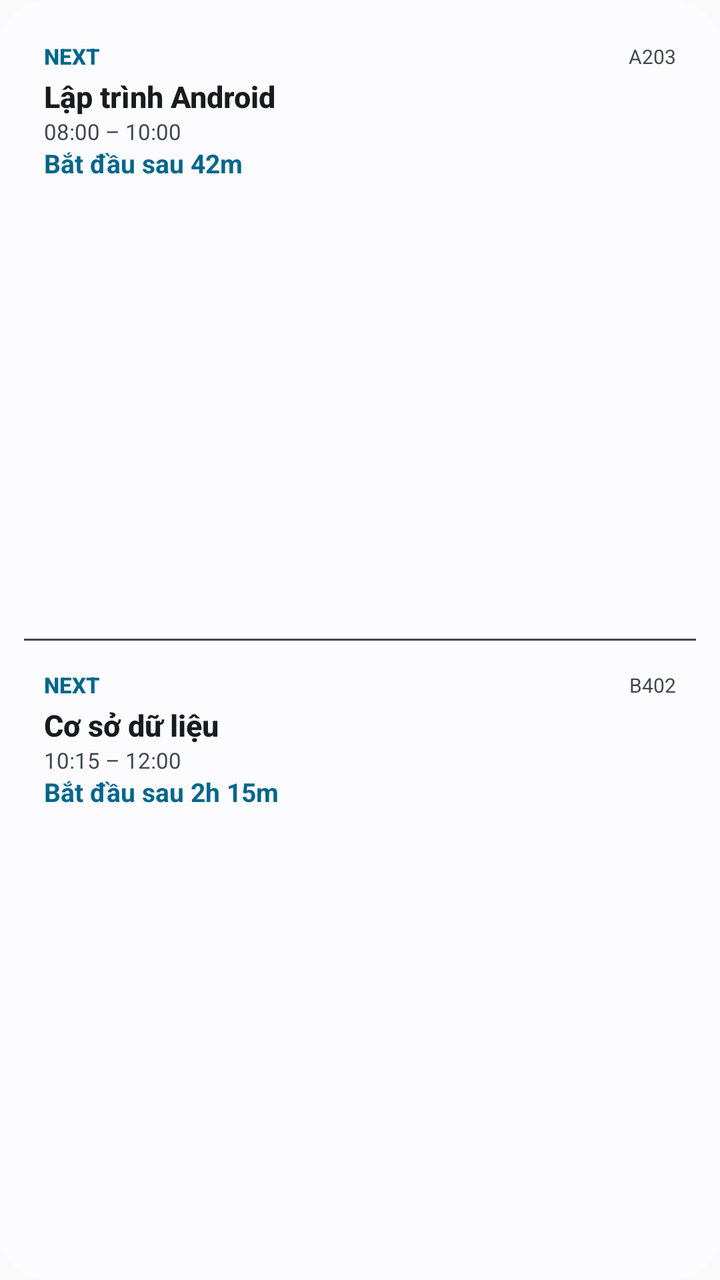
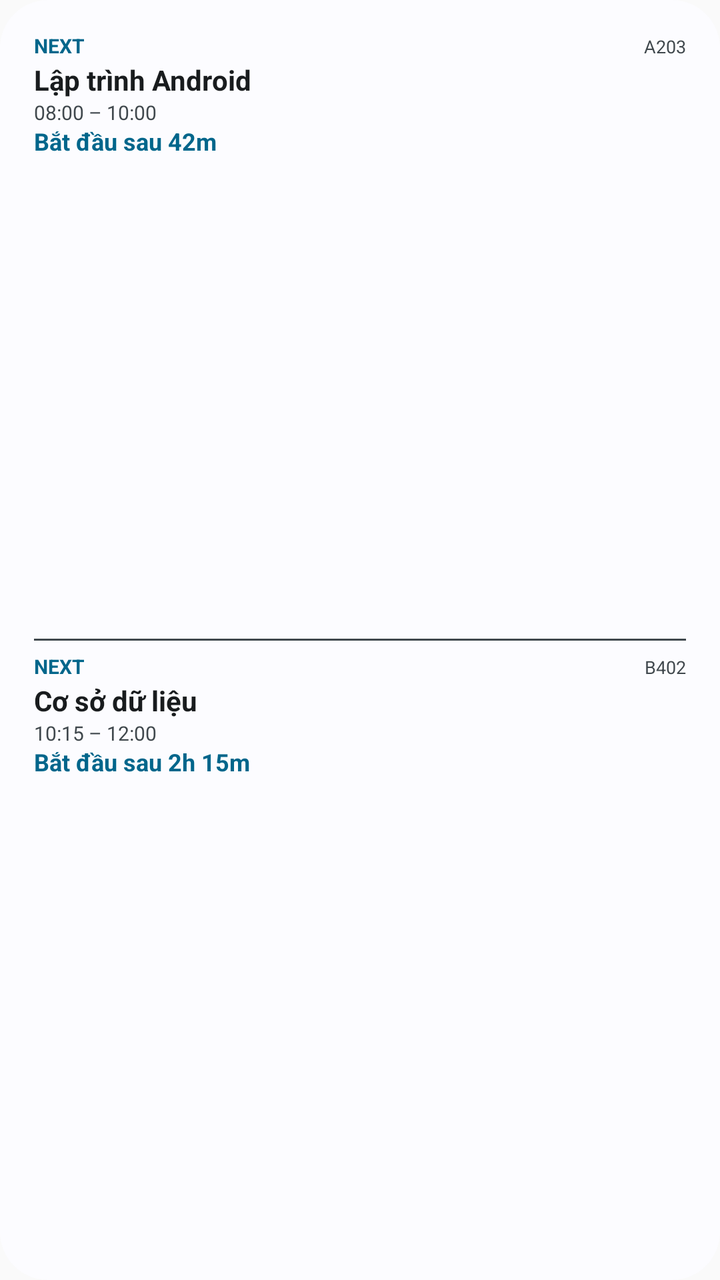

Screens rendered from an Android XML layout before and after an edit, with the pre-edit source and the edit as a unified diff.
<!-- AndroidManifest.xml: application theme Theme.Nexta -->
<!-- res/layout/nexta_widget.xml -->
<?xml version="1.0" encoding="utf-8"?>
<LinearLayout xmlns:android="http://schemas.android.com/apk/res/android"
    android:id="@+id/widget_root"
    android:layout_width="match_parent"
    android:layout_height="match_parent"
    android:orientation="vertical"
    android:padding="12dp"
    android:background="@drawable/nexta_widget_background">

    <LinearLayout
        android:layout_width="match_parent"
        android:layout_height="0dp"
        android:layout_weight="1"
        android:orientation="vertical"
        android:padding="10dp"
        android:background="@drawable/nexta_widget_background">

        <LinearLayout
            android:layout_width="match_parent"
            android:layout_height="wrap_content"
            android:gravity="center_vertical">
            <TextView
                android:id="@+id/widget_status_1"
                android:layout_width="0dp"
                android:layout_height="wrap_content"
                android:layout_weight="1"
                android:includeFontPadding="false"
                android:text="NEXT"
                android:textColor="@color/nexta_widget_accent"
                android:textSize="11sp"
                android:textStyle="bold"
                android:fontFamily="sans-serif-medium" />
            <TextView
                android:id="@+id/widget_location_1"
                android:layout_width="wrap_content"
                android:layout_height="wrap_content"
                android:includeFontPadding="false"
                android:maxLines="1"
                android:ellipsize="end"
                android:text="A203"
                android:textColor="@color/nexta_widget_secondary"
                android:textSize="10sp"
                android:fontFamily="sans-serif" />
        </LinearLayout>

        <TextView
            android:id="@+id/widget_title_1"
            android:layout_width="match_parent"
            android:layout_height="wrap_content"
            android:layout_marginTop="5dp"
            android:includeFontPadding="false"
            android:maxLines="1"
            android:ellipsize="end"
            android:text="Lập trình Android"
            android:textColor="@color/nexta_widget_on_container"
            android:textSize="15sp"
            android:textStyle="bold"
            android:fontFamily="sans-serif-medium" />

        <TextView
            android:id="@+id/widget_time_1"
            android:layout_width="match_parent"
            android:layout_height="wrap_content"
            android:layout_marginTop="2dp"
            android:includeFontPadding="false"
            android:text="08:00 – 10:00"
            android:textColor="@color/nexta_widget_secondary"
            android:textSize="11sp" />

        <TextView
            android:id="@+id/widget_countdown_1"
            android:layout_width="match_parent"
            android:layout_height="wrap_content"
            android:layout_marginTop="2dp"
            android:includeFontPadding="false"
            android:text="Bắt đầu sau 42m"
            android:textColor="@color/nexta_widget_accent"
            android:textSize="13sp"
            android:textStyle="bold" />

        <TextView
            android:id="@+id/widget_note_1"
            android:layout_width="match_parent"
            android:layout_height="wrap_content"
            android:layout_marginTop="2dp"
            android:includeFontPadding="false"
            android:maxLines="1"
            android:ellipsize="end"
            android:text="Phòng A203 · ghi chú"
            android:textColor="@color/nexta_widget_muted"
            android:textSize="10sp"
            android:visibility="gone" />
    </LinearLayout>

    <View
        android:layout_width="match_parent"
        android:layout_height="1dp"
        android:layout_marginVertical="6dp"
        android:background="@color/nexta_widget_secondary" />

    <LinearLayout
        android:layout_width="match_parent"
        android:layout_height="0dp"
        android:layout_weight="1"
        android:orientation="vertical"
        android:padding="10dp"
        android:background="@drawable/nexta_widget_background">

        <LinearLayout
            android:layout_width="match_parent"
            android:layout_height="wrap_content"
            android:gravity="center_vertical">
            <TextView
                android:id="@+id/widget_status_2"
                android:layout_width="0dp"
                android:layout_height="wrap_content"
                android:layout_weight="1"
                android:includeFontPadding="false"
                android:text="NEXT"
                android:textColor="@color/nexta_widget_accent"
                android:textSize="11sp"
                android:textStyle="bold"
                android:fontFamily="sans-serif-medium" />
            <TextView
                android:id="@+id/widget_location_2"
                android:layout_width="wrap_content"
                android:layout_height="wrap_content"
                android:includeFontPadding="false"
                android:maxLines="1"
                android:ellipsize="end"
                android:text="B402"
                android:textColor="@color/nexta_widget_secondary"
                android:textSize="10sp" />
        </LinearLayout>

        <TextView
            android:id="@+id/widget_title_2"
            android:layout_width="match_parent"
            android:layout_height="wrap_content"
            android:layout_marginTop="5dp"
            android:includeFontPadding="false"
            android:maxLines="1"
            android:ellipsize="end"
            android:text="Cơ sở dữ liệu"
            android:textColor="@color/nexta_widget_on_container"
            android:textSize="15sp"
            android:textStyle="bold"
            android:fontFamily="sans-serif-medium" />

        <TextView
            android:id="@+id/widget_time_2"
            android:layout_width="match_parent"
            android:layout_height="wrap_content"
            android:layout_marginTop="2dp"
            android:includeFontPadding="false"
            android:text="10:15 – 12:00"
            android:textColor="@color/nexta_widget_secondary"
            android:textSize="11sp" />

        <TextView
            android:id="@+id/widget_countdown_2"
            android:layout_width="match_parent"
            android:layout_height="wrap_content"
            android:layout_marginTop="2dp"
            android:includeFontPadding="false"
            android:text="Bắt đầu sau 2h 15m"
            android:textColor="@color/nexta_widget_accent"
            android:textSize="13sp"
            android:textStyle="bold" />

        <TextView
            android:id="@+id/widget_note_2"
            android:layout_width="match_parent"
            android:layout_height="wrap_content"
            android:layout_marginTop="2dp"
            android:includeFontPadding="false"
            android:maxLines="1"
            android:ellipsize="end"
            android:text="Ghi chú"
            android:textColor="@color/nexta_widget_muted"
            android:textSize="10sp"
            android:visibility="gone" />
    </LinearLayout>

</LinearLayout>
<!-- resources referenced by this layout -->
<resources>
  <color name="nexta_widget_accent">#6750A4</color>
  <color name="nexta_widget_muted">#625B71</color>
  <color name="nexta_widget_on_container">#1D192B</color>
  <color name="nexta_widget_secondary">#625B71</color>
  <!-- drawable nexta_widget_background (drawable) -->
  <?xml version="1.0" encoding="utf-8"?>
  <shape xmlns:android="http://schemas.android.com/apk/res/android">
      <corners android:radius="24dp" />
      <solid android:color="@color/nexta_widget_container" />
  </shape>
  <style name="Theme.Nexta" parent="android:Theme.Material.Light.NoActionBar" />
  <color name="nexta_widget_container">#F7F2FA</color>
</resources>

<!-- the commit's change to res/layout/nexta_widget.xml (unified diff, before → after) -->
@@ -4,7 +4,7 @@
     android:layout_width="match_parent"
     android:layout_height="match_parent"
     android:orientation="vertical"
-    android:padding="12dp"
+    android:padding="10dp"
     android:background="@drawable/nexta_widget_background">
 
     <LinearLayout
@@ -12,8 +12,7 @@
         android:layout_height="0dp"
         android:layout_weight="1"
         android:orientation="vertical"
-        android:padding="10dp"
-        android:background="@drawable/nexta_widget_background">
+        android:padding="7dp">
 
         <LinearLayout
             android:layout_width="match_parent"
@@ -27,35 +26,31 @@
                 android:includeFontPadding="false"
                 android:text="NEXT"
                 android:textColor="@color/nexta_widget_accent"
-                android:textSize="11sp"
-                android:textStyle="bold"
-                android:fontFamily="sans-serif-medium" />
+                android:textSize="10sp"
+                android:textStyle="bold" />
             <TextView
                 android:id="@+id/widget_location_1"
                 android:layout_width="wrap_content"
                 android:layout_height="wrap_content"
-                android:includeFontPadding="false"
                 android:maxLines="1"
                 android:ellipsize="end"
                 android:text="A203"
                 android:textColor="@color/nexta_widget_secondary"
-                android:textSize="10sp"
-                android:fontFamily="sans-serif" />
+                android:textSize="9sp" />
         </LinearLayout>
 
         <TextView
             android:id="@+id/widget_title_1"
             android:layout_width="match_parent"
             android:layout_height="wrap_content"
-            android:layout_marginTop="5dp"
+            android:layout_marginTop="3dp"
             android:includeFontPadding="false"
             android:maxLines="1"
             android:ellipsize="end"
             android:text="Lập trình Android"
             android:textColor="@color/nexta_widget_on_container"
-            android:textSize="15sp"
-            android:textStyle="bold"
-            android:fontFamily="sans-serif-medium" />
+            android:textSize="14sp"
+            android:textStyle="bold" />
 
         <TextView
             android:id="@+id/widget_time_1"
@@ -65,7 +60,7 @@
             android:includeFontPadding="false"
             android:text="08:00 – 10:00"
             android:textColor="@color/nexta_widget_secondary"
-            android:textSize="11sp" />
+            android:textSize="10sp" />
 
         <TextView
             android:id="@+id/widget_countdown_1"
@@ -75,27 +70,27 @@
             android:includeFontPadding="false"
             android:text="Bắt đầu sau 42m"
             android:textColor="@color/nexta_widget_accent"
-            android:textSize="13sp"
+            android:textSize="12sp"
             android:textStyle="bold" />
 
         <TextView
             android:id="@+id/widget_note_1"
             android:layout_width="match_parent"
             android:layout_height="wrap_content"
-            android:layout_marginTop="2dp"
+            android:layout_marginTop="1dp"
             android:includeFontPadding="false"
             android:maxLines="1"
             android:ellipsize="end"
-            android:text="Phòng A203 · ghi chú"
+            android:text="Ghi chú"
             android:textColor="@color/nexta_widget_muted"
-            android:textSize="10sp"
+            android:textSize="9sp"
             android:visibility="gone" />
     </LinearLayout>
 
     <View
         android:layout_width="match_parent"
         android:layout_height="1dp"
-        android:layout_marginVertical="6dp"
+        android:layout_marginHorizontal="7dp"
         android:background="@color/nexta_widget_secondary" />
 
     <LinearLayout
@@ -103,8 +98,7 @@
         android:layout_height="0dp"
         android:layout_weight="1"
         android:orientation="vertical"
-        android:padding="10dp"
-        android:background="@drawable/nexta_widget_background">
+        android:padding="7dp">
 
         <LinearLayout
             android:layout_width="match_parent"
@@ -118,34 +112,31 @@
                 android:includeFontPadding="false"
                 android:text="NEXT"
                 android:textColor="@color/nexta_widget_accent"
-                android:textSize="11sp"
-                android:textStyle="bold"
-                android:fontFamily="sans-serif-medium" />
+                android:textSize="10sp"
+                android:textStyle="bold" />
             <TextView
                 android:id="@+id/widget_location_2"
                 android:layout_width="wrap_content"
                 android:layout_height="wrap_content"
-                android:includeFontPadding="false"
                 android:maxLines="1"
                 android:ellipsize="end"
                 android:text="B402"
                 android:textColor="@color/nexta_widget_secondary"
-                android:textSize="10sp" />
+                android:textSize="9sp" />
         </LinearLayout>
 
         <TextView
             android:id="@+id/widget_title_2"
             android:layout_width="match_parent"
             android:layout_height="wrap_content"
-            android:layout_marginTop="5dp"
+            android:layout_marginTop="3dp"
             android:includeFontPadding="false"
             android:maxLines="1"
             android:ellipsize="end"
             android:text="Cơ sở dữ liệu"
             android:textColor="@color/nexta_widget_on_container"
-            android:textSize="15sp"
-            android:textStyle="bold"
-            android:fontFamily="sans-serif-medium" />
+            android:textSize="14sp"
+            android:textStyle="bold" />
 
         <TextView
             android:id="@+id/widget_time_2"
@@ -155,7 +146,7 @@
             android:includeFontPadding="false"
             android:text="10:15 – 12:00"
             android:textColor="@color/nexta_widget_secondary"
-            android:textSize="11sp" />
+            android:textSize="10sp" />
 
         <TextView
             android:id="@+id/widget_countdown_2"
@@ -165,20 +156,20 @@
             android:includeFontPadding="false"
             android:text="Bắt đầu sau 2h 15m"
             android:textColor="@color/nexta_widget_accent"
-            android:textSize="13sp"
+            android:textSize="12sp"
             android:textStyle="bold" />
 
         <TextView
             android:id="@+id/widget_note_2"
             android:layout_width="match_parent"
             android:layout_height="wrap_content"
-            android:layout_marginTop="2dp"
+            android:layout_marginTop="1dp"
             android:includeFontPadding="false"
             android:maxLines="1"
             android:ellipsize="end"
             android:text="Ghi chú"
             android:textColor="@color/nexta_widget_muted"
-            android:textSize="10sp"
+            android:textSize="9sp"
             android:visibility="gone" />
     </LinearLayout>
 
